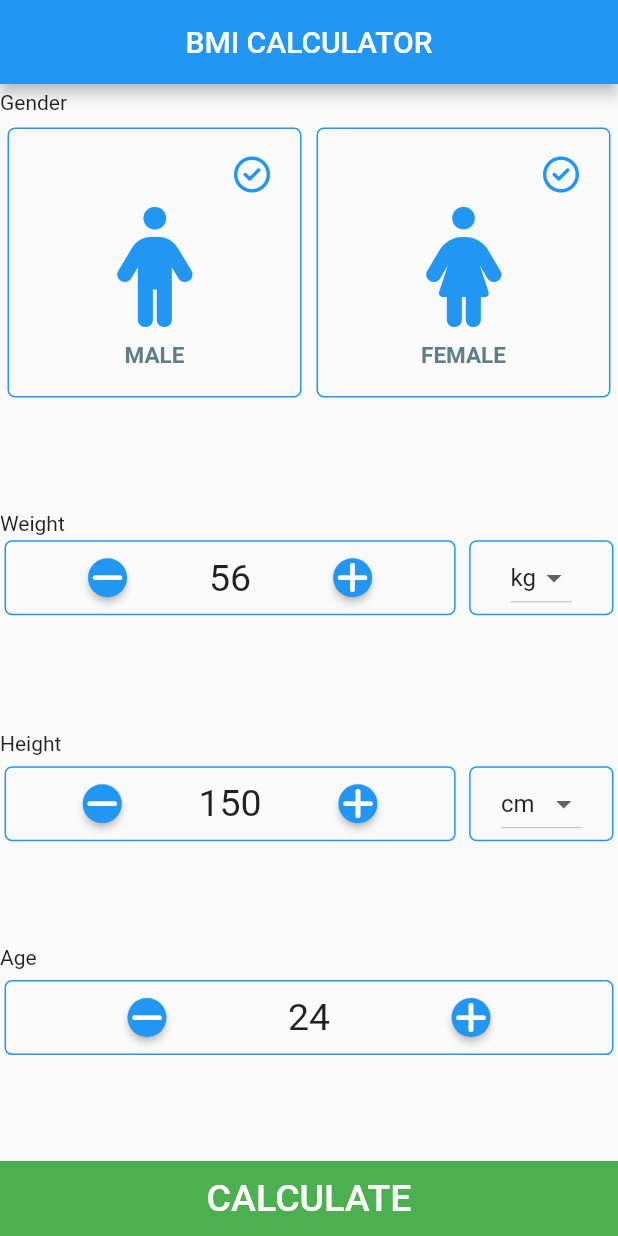
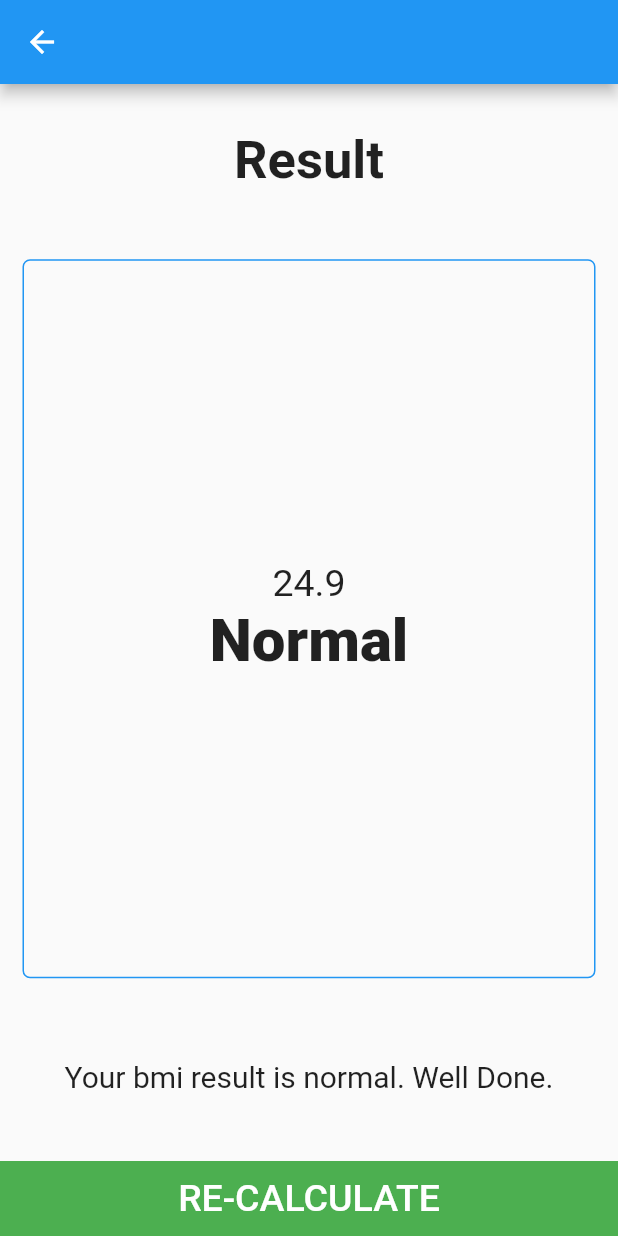
Before and after one commit to chididev/bmi_calc, a Flutter app: the screen it shows after launch, after a tap on "CALCULATE", on a phone screen of 412 x 824 dp. Run offline on Flutter 3.47's test engine with Material 2 defaults, Android fonts, the phone set to English and light mode, and no system bars; our stand-ins replace font_awesome_flutter.

Commit message:
Built out the app functionality but not yet fine tuned and i also have to properly style the general app UI and refactor my codebase.

```diff
--- a/lib/main.dart
+++ b/lib/main.dart
@@ -1,5 +1,5 @@
 import 'package:flutter/material.dart';
-import 'package:bmi_calc/ui_page.dart';
+import 'package:bmi_calc/screens/ui_page.dart';
 
 void main() {
   runApp(const MyApp());
--- /dev/null
+++ b/lib/screens/result_screen.dart
@@ -0,0 +1,88 @@
+import 'package:flutter/material.dart';
+
+class ResultScreen extends StatelessWidget {
+  const ResultScreen({required this.resultText, required this.bmiResult, required this.resultInterpretation});
+  final String resultText;
+  final String bmiResult;
+  final String resultInterpretation;
+
+  @override
+  Widget build(BuildContext context) {
+    return Scaffold(
+      appBar: AppBar(),
+      body: Column(
+      crossAxisAlignment: CrossAxisAlignment.stretch,
+      children: [
+        //First Tile
+        const Expanded(
+          child: Center(
+            child: Text(
+              'Result',
+              style: TextStyle(
+                fontSize: 35.0,
+                fontWeight: FontWeight.bold,
+              ),
+            ),
+          ),
+        ),
+        //Second Tile
+        Expanded(
+          flex: 5,
+          child: Container(
+            padding: const EdgeInsets.all(15),
+            margin: const EdgeInsets.all(15),
+            decoration: BoxDecoration(
+              border: Border.all(color: Colors.blue),
+              borderRadius: BorderRadius.circular(5),
+            ),
+            child: Column(
+              mainAxisAlignment: MainAxisAlignment.center,
+              children: [
+                Text(
+                  bmiResult,
+                  style: const TextStyle(
+                    fontSize: 25.0,
+                  ),
+                ),
+                Text(
+                  resultText,
+                  style: const TextStyle(fontSize: 40, fontWeight: FontWeight.w900),
+                ),
+              ],
+            ),
+          ),
+        ),
+        Expanded(
+          child: Center(
+            child: Text(
+              resultInterpretation,
+              textAlign: TextAlign.center,
+              style: const TextStyle(
+                fontSize: 20,
+              ),
+            ),
+          ),
+        ),
+        Container(
+          margin: const EdgeInsets.fromLTRB(0, 5, 0, 0),
+          color: Colors.green,
+          height: 50,
+          width: double.infinity,
+          child: TextButton(
+            onPressed: () {
+              Navigator.pop(context);
+            },
+            child: const Text(
+              'RE-CALCULATE',
+              style: TextStyle(
+                color: Colors.white,
+                fontSize: 25,
+              ),
+            ),
+          ),
+        ),
+      ],
+    ),
+    );
+  }
+}
--- a/lib/ui_page.dart
+++ b/lib/screens/ui_page.dart
@@ -1,8 +1,10 @@
+import 'package:bmi_calc/services/app_brain.dart';
 import 'package:flutter/material.dart';
 import 'package:font_awesome_flutter/font_awesome_flutter.dart';
 import 'package:bmi_calc/reuseable/container_tile.dart';
 import 'package:bmi_calc/reuseable/floating_icon_button.dart';
 import 'package:bmi_calc/reuseable/card_container.dart';
+import 'package:bmi_calc/screens/result_screen.dart';
 
 class UiPage extends StatefulWidget {
   const UiPage({Key? key}) : super(key: key);
@@ -18,10 +20,10 @@ class _UiPageState extends State<UiPage> {
   String? weightMetric = 'kg';
   String? heightMetric = 'cm';
 
-  void checkWeight(){
-    if(weight <= 0){
+  void checkWeight() {
+    if (weight <= 0) {
       weight = 0;
-    }else{
+    } else {
       weight;
     }
   }
@@ -41,7 +43,6 @@ class _UiPageState extends State<UiPage> {
       age;
     }
   }
-
 
   @override
   Widget build(BuildContext context) {
@@ -119,7 +120,7 @@ class _UiPageState extends State<UiPage> {
                             ),
                             FloatingIconButton(
                                 onPress: () {
-                                  setState((){
+                                  setState(() {
                                     weight++;
                                     checkWeight();
                                   });
@@ -183,7 +184,7 @@ class _UiPageState extends State<UiPage> {
                           children: [
                             FloatingIconButton(
                                 onPress: () {
-                                  setState((){
+                                  setState(() {
                                     height--;
                                     checkHeight();
                                   });
@@ -198,7 +199,7 @@ class _UiPageState extends State<UiPage> {
                             ),
                             FloatingIconButton(
                                 onPress: () {
-                                  setState((){
+                                  setState(() {
                                     height++;
                                     checkHeight();
                                   });
@@ -262,7 +263,7 @@ class _UiPageState extends State<UiPage> {
                     children: [
                       FloatingIconButton(
                           onPress: () {
-                            setState((){
+                            setState(() {
                               age--;
                               checkAge();
                             });
@@ -277,7 +278,7 @@ class _UiPageState extends State<UiPage> {
                       ),
                       FloatingIconButton(
                           onPress: () {
-                            setState((){
+                            setState(() {
                               age++;
                               checkAge();
                             });
@@ -297,7 +298,20 @@ class _UiPageState extends State<UiPage> {
             height: 50,
             width: double.infinity,
             child: TextButton(
-              onPressed: () {},
+              onPressed: () {
+                //AppBrain instance
+                AppBrain appBrain = AppBrain(weight: weight, height: height);
+                Navigator.push(
+                  context,
+                  MaterialPageRoute<void>(builder: (context) {
+                    return ResultScreen(
+                      bmiResult: appBrain.bmi(),
+                      resultText: appBrain.getResult(),
+                      resultInterpretation: appBrain.interpretResult(),
+                    );
+                  }),
+                );
+              },
               child: const Text(
                 'CALCULATE',
                 style: TextStyle(
--- /dev/null
+++ b/lib/services/app_brain.dart
@@ -0,0 +1,35 @@
+import 'dart:math';
+
+class AppBrain{
+  AppBrain({required this.weight, required this.height});
+  final int weight;
+  final int height;
+
+  late double _bmi;
+  //This would calculate our BMI
+  String bmi(){
+    _bmi = weight / pow(height/100, 2);
+    return _bmi.toStringAsFixed(1);
+  }
+//  This gets the bmi result
+  String getResult(){
+    if(_bmi >= 25){
+      return 'Overweight';
+    }else if(_bmi > 18.5) {
+      return 'Normal';
+    }else{
+      return 'Underweight';
+    }
+  }
+
+//  This interprets the result
+String interpretResult(){
+  if(_bmi >= 25){
+    return 'Your bmi result is above normal and you are overweight. You should try exercising more often.';
+  }else if(_bmi > 18.5) {
+    return 'Your bmi result is normal. Well Done.';
+  }else{
+    return 'Your bmi result is below normal and you are underweight. You should try eating more.';
+  }
+}
+}
```
